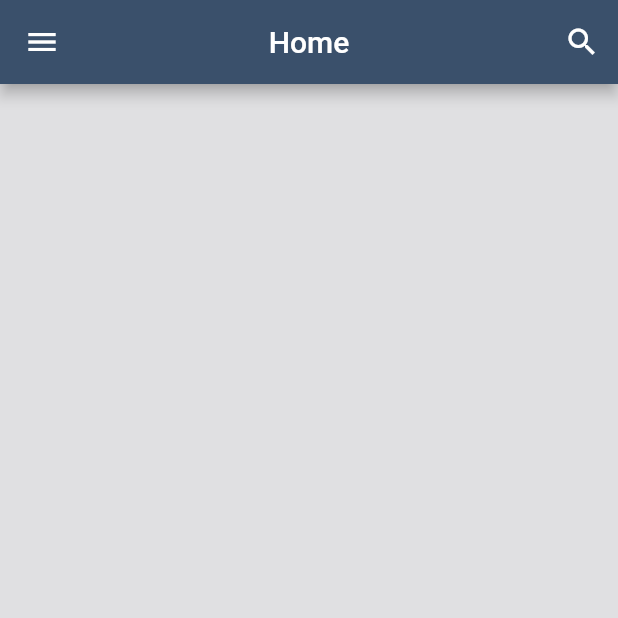
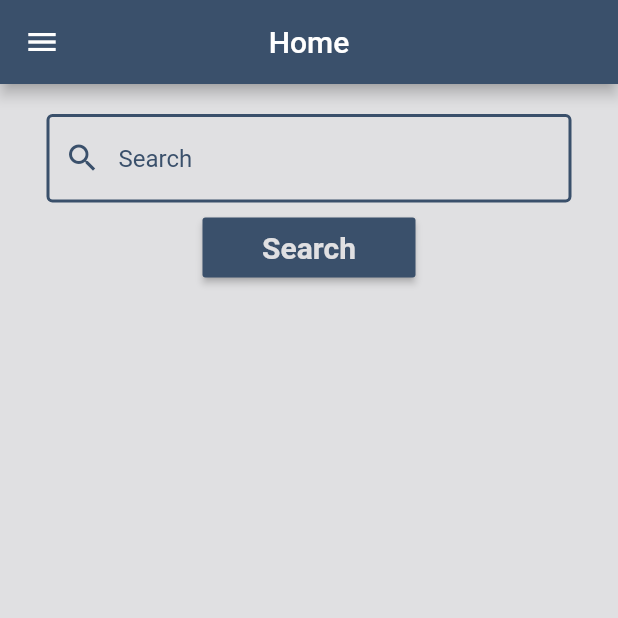
Before and after one commit to divvijchandna/hdbfinder, a Flutter app: the screen it shows once a user with an empty profile is signed in, on a phone screen of 412 x 824 dp, the top half of it. Run offline on Flutter 3.47's test engine with Material 2 defaults, Android fonts, the phone set to English and light mode, and no system bars; our stand-ins replace cloud_firestore, firebase_auth, flushbar, flutter_spinkit, google_fonts; accounts and stored records are empty.

Commit message:
Update Search

```diff
--- a/lib/screens/home/home.dart
+++ b/lib/screens/home/home.dart
@@ -1,15 +1,8 @@
 import 'package:flutter/material.dart';
-import 'package:hdbfinder/screens/home/alternate_home.dart';
-import 'package:hdbfinder/screens/home/hdb_listings.dart';
-import 'package:hdbfinder/screens/home/saved_searches.dart';
-import 'package:hdbfinder/screens/home/search_bar.dart';
 import 'package:hdbfinder/screens/home/search_bar_home.dart';
-import 'package:hdbfinder/screens/nav-drawer.dart';
-import 'package:hdbfinder/screens/home/hdb_settings.dart';
+import 'package:hdbfinder/screens/home/search_page.dart';
 import 'package:hdbfinder/services/auth.dart';
-import 'package:hdbfinder/screens/home/search_bar_home.dart';
-import 'package:hdbfinder/screens/home/search_bar.dart';
-import 'package:dio/dio.dart';
+import 'package:hdbfinder/shared/drawer.dart';
 
 
 
@@ -22,83 +15,91 @@ class _HomeState extends State<Home> {
 
   AuthService _auth = AuthService();
   SearchBar searchBar;
+  final _formKey = GlobalKey<FormState>();
+  String search= '';
 
   @override
 
   Widget build(BuildContext context) {
     return Scaffold(
-      drawer: Drawer(
-        child: ListView(
-          padding: EdgeInsets.zero,
+        drawer: MenuDrawer(),
+        backgroundColor: Color(0xffe0e0e2),
+        appBar: AppBar(
+          backgroundColor: Color(0xff3a506b),
+          centerTitle: true,
+          title: Text('Home'),
+        ),
+        body: ListView(
           children: <Widget>[
-            DrawerHeader(
-              child: Text(
-                'HDBFinder Menu',
-                style: TextStyle(color: Color(0xff3a506b), fontSize: 25),
-              ),
-              decoration: BoxDecoration(
-                color: Color(0xffb5BAD0),
+            Container(
+              alignment: Alignment.topCenter,
+              child: Form(
+                key: _formKey,
+                child: Padding(
+                  padding: const EdgeInsets.fromLTRB(0.0, 20.0, 0.0, 0.0),
+                  child: Container(
+                    width: 350.0,
+                    child: TextFormField(
+                      maxLines: 1,
+                      keyboardType: TextInputType.text,
+                      autofocus: false,
+                      decoration: InputDecoration(
+                          enabledBorder: new OutlineInputBorder(
+                              borderSide: new BorderSide(color: Color(0xff3a506b), width: 2.0)
+                          ),
+                          focusedBorder: new OutlineInputBorder(
+                              borderSide: new BorderSide(color: Color(0xff3a506b), width: 2.0)
+                          ),
+                          hintText: 'Search',
+                          prefixIcon: new Icon(
+                              Icons.search,
+                              color: Color(0xff3a506b)
+                          ),
+                          hintStyle: TextStyle(
+                              color: Color(0xff3a506b)
+                          )
+                      ),
+                      style: TextStyle(
+                        color: Color(0xffe0e0e2),
+                      ),
+                      onChanged: (val) {
+                        setState(() => search = val);
+                      },
+                    ),
+                  ),
+                ),
               ),
             ),
-            ListTile(
-              leading: Icon(Icons.home),
-              title: Text('Home'),
-              onTap: () {
-                Navigator.push(
-                  context,
-                  MaterialPageRoute(builder: (context) => HDBList())
-                );
-              },
-            ),
-            ListTile(
-              leading: Icon(Icons.save_alt),
-              title: Text('Saved Searches'),
-              onTap: () {
-                Navigator.push(
-                    context,
-                    MaterialPageRoute(builder: (context) => SavedSearches())
-                );
-                },
-            ),
-            ListTile(
-              leading: Icon(Icons.settings),
-              title: Text('Settings'),
-              onTap: () {
-                Navigator.push(
-                    context,
-                    MaterialPageRoute(builder: (context) => Settings())
-                );
-                },
-            ),
-            ListTile(
-              leading: Icon(Icons.exit_to_app),
-              title: Text('Logout'),
-              onTap: () async {
-                await _auth.signOut();
-              },
+            Padding(
+                padding: const EdgeInsets.fromLTRB(135.0, 10.0, 135.0, 0.0),
+                child: Container(
+                  width: 30.0,
+                  height: 40.0,
+                  child: RaisedButton(
+                    onPressed: () async {
+                      Navigator.push(
+                        context,
+                        MaterialPageRoute(
+                            builder: (context) => SearchPage(
+                              search: search,
+                            )),
+                      );
+                    },
+                    child: Text(
+                      'Search',
+                      style: TextStyle(
+                        fontSize: 20.0,
+                        fontWeight: FontWeight.w700,
+                        color: Color(0xffe0e0e2),
+                      ),
+                      textAlign: TextAlign.center,
+                    ),
+                    color: Color(0xff3a506b),
+                  ),
+                )
             ),
           ],
-        ),
-      ),
-      backgroundColor: Color(0xffe0e0e2),
-      appBar: AppBar(
-        backgroundColor: Color(0xff3a506b),
-        centerTitle: true,
-        title: Text('Home'),
-
-          actions: <Widget>[
-            IconButton(
-      icon: const Icon(Icons.search),
-        onPressed: () {
-        Navigator.push(
-          context,
-          MaterialPageRoute(builder: (context) => SearchBox())
-        );
-        }
-
-      ),
-    ]
-    ),
+        )
     );
 
 
```
Also changed, not shown: lib/screens/home/search_page.dart (added, +33 -0 lines), lib/shared/drawer.dart (added, +72 -0 lines).
